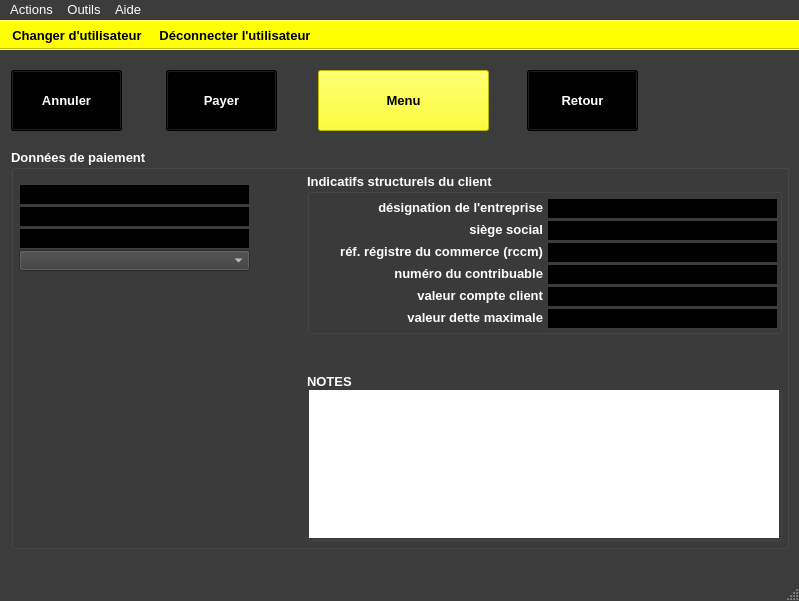
Qt form ui/yeroth-erp-payer-compte-client-window.ui (xnoumbissinoundou/yeroth-erp-3.0) before a commit.
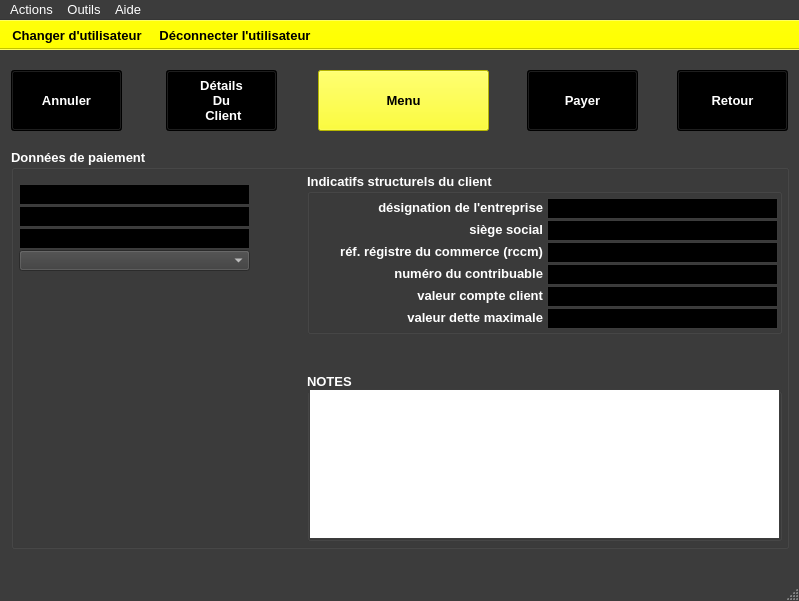
The same form after that commit. Icons and pictures are not drawn. Custom widgets are drawn as their Qt base class.

Diff of the .ui file:
```diff
--- a/ui/yeroth-erp-payer-compte-client-window.ui
+++ b/ui/yeroth-erp-payer-compte-client-window.ui
@@ -879,7 +879,7 @@
    <widget class="YerothPushButton" name="pushButton_retour">
     <property name="geometry">
      <rect>
-      <x>527</x>
+      <x>677</x>
       <y>20</y>
       <width>111</width>
       <height>61</height>
@@ -4095,9 +4095,9 @@
      <widget class="YerothTextEdit" name="textEdit_pdescription">
       <property name="geometry">
        <rect>
-        <x>1</x>
+        <x>2</x>
         <y>16</y>
-        <width>472</width>
+        <width>471</width>
         <height>150</height>
        </rect>
       </property>
@@ -9682,7 +9682,7 @@
    <widget class="YerothPushButton" name="pushButton_payer">
     <property name="geometry">
      <rect>
-      <x>166</x>
+      <x>527</x>
       <y>20</y>
       <width>111</width>
       <height>61</height>
@@ -10115,6 +10115,444 @@
      <string>Payer</string>
     </property>
    </widget>
+   <widget class="YerothPushButton" name="pushButton_detail_client">
+    <property name="geometry">
+     <rect>
+      <x>166</x>
+      <y>20</y>
+      <width>111</width>
+      <height>61</height>
+     </rect>
+    </property>
+    <property name="palette">
+     <palette>
+      <active>
+       <colorrole role="WindowText">
+        <brush brushstyle="SolidPattern">
+         <color alpha="255">
+          <red>255</red>
+          <green>255</green>
+          <blue>255</blue>
+         </color>
+        </brush>
+       </colorrole>
+       <colorrole role="Button">
+        <brush brushstyle="SolidPattern">
+         <color alpha="255">
+          <red>0</red>
+          <green>0</green>
+          <blue>0</blue>
+         </color>
+        </brush>
+       </colorrole>
+       <colorrole role="Light">
+        <brush brushstyle="SolidPattern">
+         <color alpha="255">
+          <red>0</red>
+          <green>0</green>
+          <blue>0</blue>
+         </color>
+        </brush>
+       </colorrole>
+       <colorrole role="Midlight">
+        <brush brushstyle="SolidPattern">
+         <color alpha="255">
+          <red>0</red>
+          <green>0</green>
+          <blue>0</blue>
+         </color>
+        </brush>
+       </colorrole>
+       <colorrole role="Dark">
+        <brush brushstyle="SolidPattern">
+         <color alpha="255">
+          <red>0</red>
+          <green>0</green>
+          <blue>0</blue>
+         </color>
+        </brush>
+       </colorrole>
+       <colorrole role="Mid">
+        <brush brushstyle="SolidPattern">
+         <color alpha="255">
+          <red>0</red>
+          <green>0</green>
+          <blue>0</blue>
+         </color>
+        </brush>
+       </colorrole>
+       <colorrole role="Text">
+        <brush brushstyle="SolidPattern">
+         <color alpha="255">
+          <red>255</red>
+          <green>255</green>
+          <blue>255</blue>
+         </color>
+        </brush>
+       </colorrole>
+       <colorrole role="BrightText">
+        <brush brushstyle="SolidPattern">
+         <color alpha="255">
+          <red>255</red>
+          <green>255</green>
+          <blue>255</blue>
+         </color>
+        </brush>
+       </colorrole>
+       <colorrole role="ButtonText">
+        <brush brushstyle="SolidPattern">
+         <color alpha="255">
+          <red>255</red>
+          <green>255</green>
+          <blue>255</blue>
+         </color>
+        </brush>
+       </colorrole>
+       <colorrole role="Base">
+        <brush brushstyle="SolidPattern">
+         <color alpha="255">
+          <red>0</red>
+          <green>0</green>
+          <blue>0</blue>
+         </color>
+        </brush>
+       </colorrole>
+       <colorrole role="Window">
+        <brush brushstyle="SolidPattern">
+         <color alpha="255">
+          <red>0</red>
+          <green>0</green>
+          <blue>0</blue>
+         </color>
+        </brush>
+       </colorrole>
+       <colorrole role="Shadow">
+        <brush brushstyle="SolidPattern">
+         <color alpha="255">
+          <red>0</red>
+          <green>0</green>
+          <blue>0</blue>
+         </color>
+        </brush>
+       </colorrole>
+       <colorrole role="AlternateBase">
+        <brush brushstyle="SolidPattern">
+         <color alpha="255">
+          <red>0</red>
+          <green>0</green>
+          <blue>0</blue>
+         </color>
+        </brush>
+       </colorrole>
+       <colorrole role="ToolTipBase">
+        <brush brushstyle="SolidPattern">
+         <color alpha="255">
+          <red>255</red>
+          <green>255</green>
+          <blue>220</blue>
+         </color>
+        </brush>
+       </colorrole>
+       <colorrole role="ToolTipText">
+        <brush brushstyle="SolidPattern">
+         <color alpha="255">
+          <red>0</red>
+          <green>0</green>
+          <blue>0</blue>
+         </color>
+        </brush>
+       </colorrole>
+      </active>
+      <inactive>
+       <colorrole role="WindowText">
+        <brush brushstyle="SolidPattern">
+         <color alpha="255">
+          <red>255</red>
+          <green>255</green>
+          <blue>255</blue>
+         </color>
+        </brush>
+       </colorrole>
+       <colorrole role="Button">
+        <brush brushstyle="SolidPattern">
+         <color alpha="255">
+          <red>0</red>
+          <green>0</green>
+          <blue>0</blue>
+         </color>
+        </brush>
+       </colorrole>
+       <colorrole role="Light">
+        <brush brushstyle="SolidPattern">
+         <color alpha="255">
+          <red>0</red>
+          <green>0</green>
+          <blue>0</blue>
+         </color>
+        </brush>
+       </colorrole>
+       <colorrole role="Midlight">
+        <brush brushstyle="SolidPattern">
+         <color alpha="255">
+          <red>0</red>
+          <green>0</green>
+          <blue>0</blue>
+         </color>
+        </brush>
+       </colorrole>
+       <colorrole role="Dark">
+        <brush brushstyle="SolidPattern">
+         <color alpha="255">
+          <red>0</red>
+          <green>0</green>
+          <blue>0</blue>
+         </color>
+        </brush>
+       </colorrole>
+       <colorrole role="Mid">
+        <brush brushstyle="SolidPattern">
+         <color alpha="255">
+          <red>0</red>
+          <green>0</green>
+          <blue>0</blue>
+         </color>
+        </brush>
+       </colorrole>
+       <colorrole role="Text">
+        <brush brushstyle="SolidPattern">
+         <color alpha="255">
+          <red>255</red>
+          <green>255</green>
+          <blue>255</blue>
+         </color>
+        </brush>
+       </colorrole>
+       <colorrole role="BrightText">
+        <brush brushstyle="SolidPattern">
+         <color alpha="255">
+          <red>255</red>
+          <green>255</green>
+          <blue>255</blue>
+         </color>
+        </brush>
+       </colorrole>
+       <colorrole role="ButtonText">
+        <brush brushstyle="SolidPattern">
+         <color alpha="255">
+          <red>255</red>
+          <green>255</green>
+          <blue>255</blue>
+         </color>
+        </brush>
+       </colorrole>
+       <colorrole role="Base">
+        <brush brushstyle="SolidPattern">
+         <color alpha="255">
+          <red>0</red>
+          <green>0</green>
+          <blue>0</blue>
+         </color>
+        </brush>
+       </colorrole>
+       <colorrole role="Window">
+        <brush brushstyle="SolidPattern">
+         <color alpha="255">
+          <red>0</red>
+          <green>0</green>
+          <blue>0</blue>
+         </color>
+        </brush>
+       </colorrole>
+       <colorrole role="Shadow">
+        <brush brushstyle="SolidPattern">
+         <color alpha="255">
+          <red>0</red>
+          <green>0</green>
+          <blue>0</blue>
+         </color>
+        </brush>
+       </colorrole>
+       <colorrole role="AlternateBase">
+        <brush brushstyle="SolidPattern">
+         <color alpha="255">
+          <red>0</red>
+          <green>0</green>
+          <blue>0</blue>
+         </color>
+        </brush>
+       </colorrole>
+       <colorrole role="ToolTipBase">
+        <brush brushstyle="SolidPattern">
+         <color alpha="255">
+          <red>255</red>
+          <green>255</green>
+          <blue>220</blue>
+         </color>
+        </brush>
+       </colorrole>
+       <colorrole role="ToolTipText">
+        <brush brushstyle="SolidPattern">
+         <color alpha="255">
+          <red>0</red>
+          <green>0</green>
+          <blue>0</blue>
+         </color>
+        </brush>
+       </colorrole>
+      </inactive>
+      <disabled>
+       <colorrole role="WindowText">
+        <brush brushstyle="SolidPattern">
+         <color alpha="255">
+          <red>0</red>
+          <green>0</green>
+          <blue>0</blue>
+         </color>
+        </brush>
+       </colorrole>
+       <colorrole role="Button">
+        <brush brushstyle="SolidPattern">
+         <color alpha="255">
+          <red>0</red>
+          <green>0</green>
+          <blue>0</blue>
+         </color>
+        </brush>
+       </colorrole>
+       <colorrole role="Light">
+        <brush brushstyle="SolidPattern">
+         <color alpha="255">
+          <red>0</red>
+          <green>0</green>
+          <blue>0</blue>
+         </color>
+        </brush>
+       </colorrole>
+       <colorrole role="Midlight">
+        <brush brushstyle="SolidPattern">
+         <color alpha="255">
+          <red>0</red>
+          <green>0</green>
+          <blue>0</blue>
+         </color>
+        </brush>
+       </colorrole>
+       <colorrole role="Dark">
+        <brush brushstyle="SolidPattern">
+         <color alpha="255">
+          <red>0</red>
+          <green>0</green>
+          <blue>0</blue>
+         </color>
+        </brush>
+       </colorrole>
+       <colorrole role="Mid">
+        <brush brushstyle="SolidPattern">
+         <color alpha="255">
+          <red>0</red>
+          <green>0</green>
+          <blue>0</blue>
+         </color>
+        </brush>
+       </colorrole>
+       <colorrole role="Text">
+        <brush brushstyle="SolidPattern">
+         <color alpha="255">
+          <red>0</red>
+          <green>0</green>
+          <blue>0</blue>
+         </color>
+        </brush>
+       </colorrole>
+       <colorrole role="BrightText">
+        <brush brushstyle="SolidPattern">
+         <color alpha="255">
+          <red>255</red>
+          <green>255</green>
+          <blue>255</blue>
+         </color>
+        </brush>
+       </colorrole>
+       <colorrole role="ButtonText">
+        <brush brushstyle="SolidPattern">
+         <color alpha="255">
+          <red>0</red>
+          <green>0</green>
+          <blue>0</blue>
+         </color>
+        </brush>
+       </colorrole>
+       <colorrole role="Base">
+        <brush brushstyle="SolidPattern">
+         <color alpha="255">
+          <red>0</red>
+          <green>0</green>
+          <blue>0</blue>
+         </color>
+        </brush>
+       </colorrole>
+       <colorrole role="Window">
+        <brush brushstyle="SolidPattern">
+         <color alpha="255">
+          <red>0</red>
+          <green>0</green>
+          <blue>0</blue>
+         </color>
+        </brush>
+       </colorrole>
+       <colorrole role="Shadow">
+        <brush brushstyle="SolidPattern">
+         <color alpha="255">
+          <red>0</red>
+          <green>0</green>
+          <blue>0</blue>
+         </color>
+        </brush>
+       </colorrole>
+       <colorrole role="AlternateBase">
+        <brush brushstyle="SolidPattern">
+         <color alpha="255">
+          <red>0</red>
+          <green>0</green>
+          <blue>0</blue>
+         </color>
+        </brush>
+       </colorrole>
+       <colorrole role="ToolTipBase">
+        <brush brushstyle="SolidPattern">
+         <color alpha="255">
+          <red>255</red>
+          <green>255</green>
+          <blue>220</blue>
+         </color>
+        </brush>
+       </colorrole>
+       <colorrole role="ToolTipText">
+        <brush brushstyle="SolidPattern">
+         <color alpha="255">
+          <red>0</red>
+          <green>0</green>
+          <blue>0</blue>
+         </color>
+        </brush>
+       </colorrole>
+      </disabled>
+     </palette>
+    </property>
+    <property name="font">
+     <font>
+      <pointsize>10</pointsize>
+      <weight>75</weight>
+      <bold>true</bold>
+      <underline>false</underline>
+     </font>
+    </property>
+    <property name="text">
+     <string>Détails 
+Du
+ Client</string>
+    </property>
+   </widget>
   </widget>
   <widget class="QMenuBar" name="menubar_entrerWindow">
    <property name="geometry">
```
Left out of the diff: 24 changed lines with no effect on the pictures.
